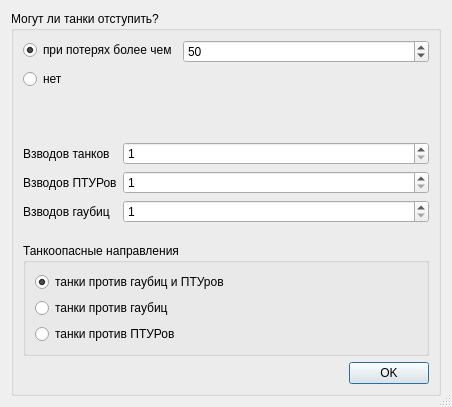
Old version of the form proelium/beforeWar.ui in the repository Kakadu/proelium.
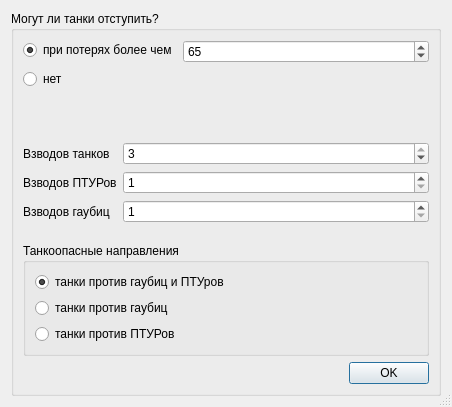
New version of the form.

```diff
--- a/proelium/beforeWar.ui
+++ b/proelium/beforeWar.ui
@@ -73,7 +73,7 @@
                <number>1</number>
               </property>
               <property name="value">
-               <number>50</number>
+               <number>65</number>
               </property>
              </widget>
             </item>
@@ -104,6 +104,9 @@
             <property name="maximum">
              <number>3</number>
             </property>
+            <property name="value">
+             <number>3</number>
+            </property>
            </widget>
           </item>
           <item row="2" column="0">
```
Left out of the diff: 2 changed lines with no effect on the pictures.
